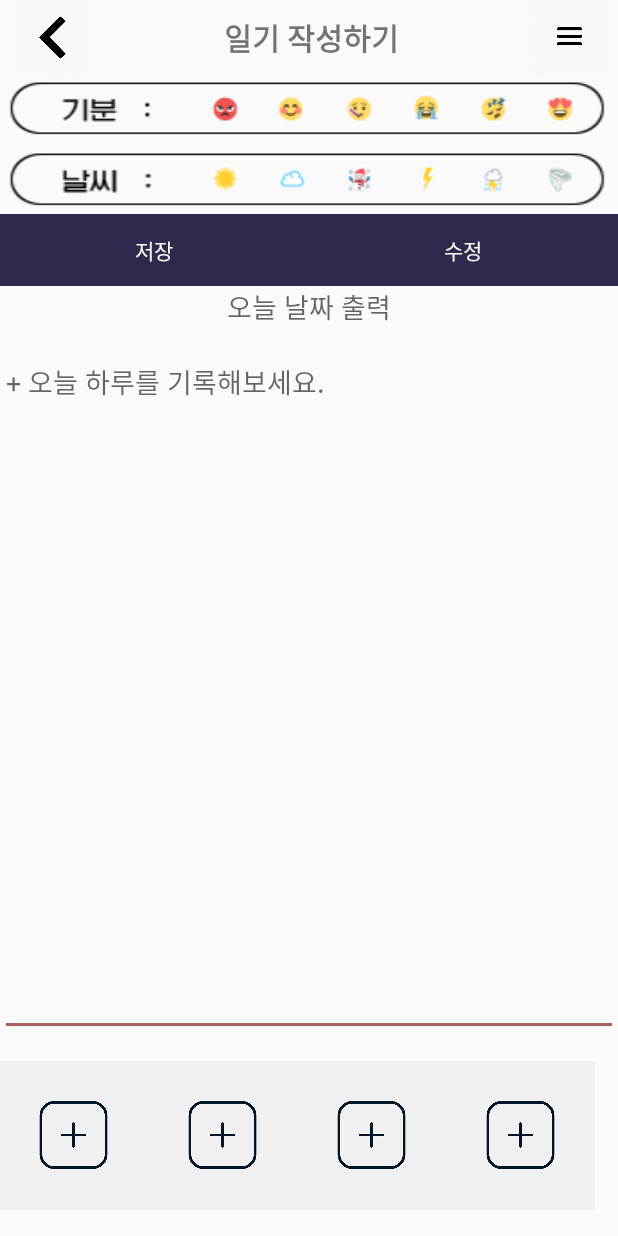
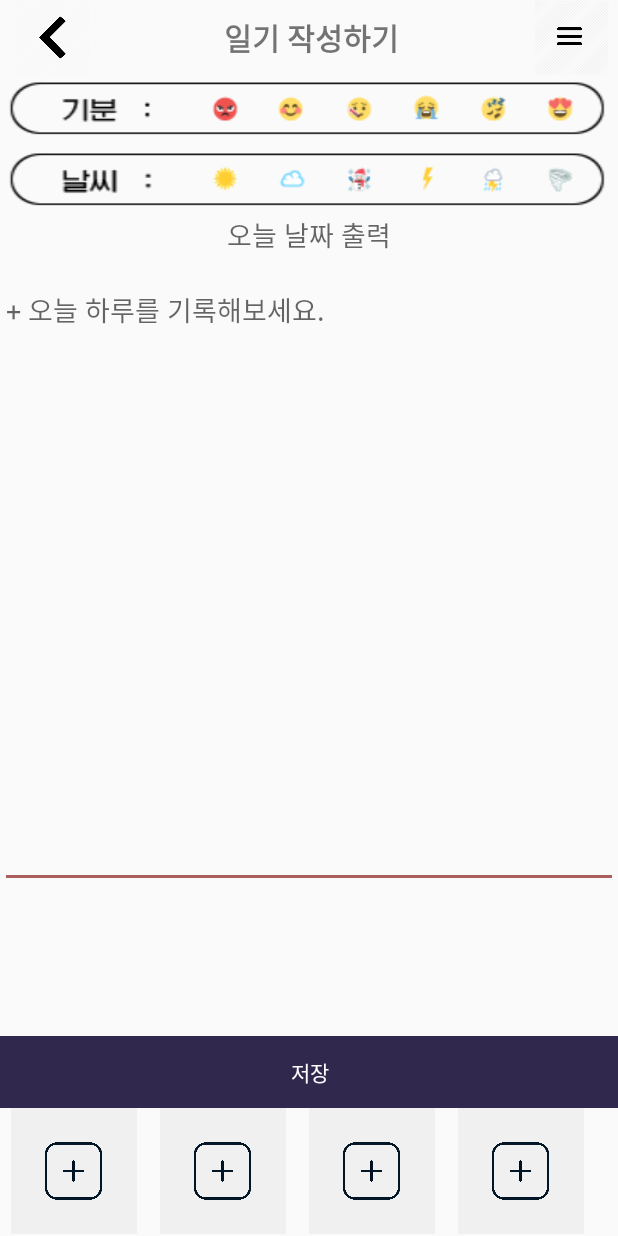
Before and after one commit to Wonchaeyeon/SonagiProject, an Android app: the writeform screen opened directly, with no data from a screen before it, on a phone screen of 412 x 824 dp. Run offline under Robolectric (Android 15) with nearby library versions, the phone set to English and light mode, and no system bars; pictures from the network do not load.

Commit message:
xml수정함 (수정버튼 삭제, 저장버튼 위치 조정)

```diff
--- a/app-remote/src/main/java/org/hugoandrade/calendarviewtest/writeform.java
+++ b/app-remote/src/main/java/org/hugoandrade/calendarviewtest/writeform.java
@@ -40,7 +40,7 @@ public class writeform extends AppCompatActivity {
         sp = getSharedPreferences("myFile", Activity.MODE_PRIVATE);
         String diary = sp.getString("20200706d", "");
 
-        if(diary != ""){
+        if (diary != "") {
             ((EditText) findViewById(R.id.edit)).setText(diary);
         }
 
@@ -57,7 +57,7 @@ public class writeform extends AppCompatActivity {
             }
         });
 
-        imageview= (ImageView) findViewById(R.id.addimg);
+        imageview = (ImageView) findViewById(R.id.addimg);
         imageview.setOnClickListener(new View.OnClickListener() {
 
 
@@ -67,7 +67,7 @@ public class writeform extends AppCompatActivity {
                 startActivityForResult(intent, GET_GALLERY_IMAGE);
             }
         });
-        imageview= (ImageView) findViewById(R.id.addimg2);
+        imageview = (ImageView) findViewById(R.id.addimg2);
         imageview.setOnClickListener(new View.OnClickListener() {
 
 
@@ -77,7 +77,7 @@ public class writeform extends AppCompatActivity {
                 startActivityForResult(intent, GET_GALLERY_IMAGE);
             }
         });
-        imageview= (ImageView) findViewById(R.id.addimg3);
+        imageview = (ImageView) findViewById(R.id.addimg3);
         imageview.setOnClickListener(new View.OnClickListener() {
 
 
@@ -87,7 +87,7 @@ public class writeform extends AppCompatActivity {
                 startActivityForResult(intent, GET_GALLERY_IMAGE);
             }
         });
-        imageview= (ImageView) findViewById(R.id.addimg4);
+        imageview = (ImageView) findViewById(R.id.addimg4);
         imageview.setOnClickListener(new View.OnClickListener() {
 
 
@@ -133,7 +133,6 @@ public class writeform extends AppCompatActivity {
         });
 
 
-
     }
 
     //이미지 불러오기
@@ -162,17 +161,14 @@ public class writeform extends AppCompatActivity {
 //    }
 
 
-
     public void onClick(View v) {
         SharedPreferences.Editor editor = sp.edit();
 
-        EditText editText = (EditText)findViewById(R.id.edit);
+        EditText editText = (EditText) findViewById(R.id.edit);
         String strSaveData = editText.getText().toString();
 
 
-        if (v.getId() == R.id.upBtn) {
-            finish();
-        } else if (v.getId() == R.id.saveBtn) {
+        if (v.getId() == R.id.saveBtn) {
 
             editor.putString("20200706f", "g111");
             editor.putString("20200706d", strSaveData);
@@ -181,9 +177,6 @@ public class writeform extends AppCompatActivity {
             finish();
         }
 
-    }
-
-
-
 
     }
+}
--- a/app-remote/src/main/res/layout/activity_writeform.xml
+++ b/app-remote/src/main/res/layout/activity_writeform.xml
@@ -197,38 +197,7 @@
         </FrameLayout>
 
 
-        <LinearLayout
-            android:layout_width="match_parent"
-            android:layout_height="wrap_content"
-            android:orientation="horizontal">
 
-            <Button
-                android:id="@+id/saveBtn"
-                android:layout_width="wrap_content"
-                android:layout_height="wrap_content"
-                android:layout_weight="1"
-                android:background="#30294d"
-                android:onClick="onClick"
-                android:text="@string/saveStr"
-                android:textColor="#FFFFFF"
-                app:layout_constraintEnd_toEndOf="parent"
-                app:layout_constraintStart_toStartOf="parent"
-                app:layout_constraintTop_toBottomOf="@+id/edit"
-                android:fontFamily="@font/gmarket"/>
-
-            <Button
-                android:id="@+id/upBtn"
-                android:layout_width="wrap_content"
-                android:layout_height="wrap_content"
-                android:layout_weight="1"
-                android:background="#30294d"
-                android:text="@string/updStr"
-                android:textColor="#FFFFFF"
-                app:layout_constraintBaseline_toBaselineOf="@+id/saveBtn"
-                app:layout_constraintEnd_toStartOf="@+id/delBtn"
-                app:layout_constraintStart_toStartOf="parent"
-                android:fontFamily="@font/gmarket"/>
-        </LinearLayout>
 
 
         <TextView
@@ -243,15 +212,14 @@
         <EditText
             android:id="@+id/edit"
             android:layout_width="match_parent"
-            android:layout_height="match_parent"
+            android:layout_height="409dp"
             android:ems="10"
+            android:fontFamily="@font/gmarket"
             android:gravity="top"
             android:hint="+ 오늘 하루를 기록해보세요."
             android:inputType="textMultiLine"
             android:privateImeOptions="defaultInputmode=korean"
-            android:textColorLink="#DF8585"
-            android:fontFamily="@font/gmarket"
-            />
+            android:textColorLink="#DF8585" />
 
 
     </LinearLayout>
@@ -266,7 +234,26 @@
         app:layout_constraintEnd_toEndOf="parent"
         app:layout_constraintStart_toStartOf="parent"
         app:layout_constraintTop_toBottomOf="@+id/middle">
+        <LinearLayout
+            android:layout_width="match_parent"
+            android:layout_height="wrap_content"
+            android:orientation="horizontal">
 
+            <Button
+                android:id="@+id/saveBtn"
+                android:layout_width="wrap_content"
+                android:layout_height="wrap_content"
+                android:layout_weight="1"
+                android:background="#30294d"
+                android:fontFamily="@font/gmarket"
+                android:onClick="onClick"
+                android:text="@string/saveStr"
+                android:textColor="#FFFFFF"
+                app:layout_constraintEnd_toEndOf="parent"
+                app:layout_constraintStart_toStartOf="parent"
+                app:layout_constraintTop_toBottomOf="@+id/edit" />
+
+        </LinearLayout>
         <LinearLayout
             android:layout_width="match_parent"
             android:layout_height="match_parent"
@@ -308,5 +295,6 @@
                 app:srcCompat="@drawable/addimg" />
         </LinearLayout>
 
+
     </LinearLayout>
 </android.support.constraint.ConstraintLayout>
```
